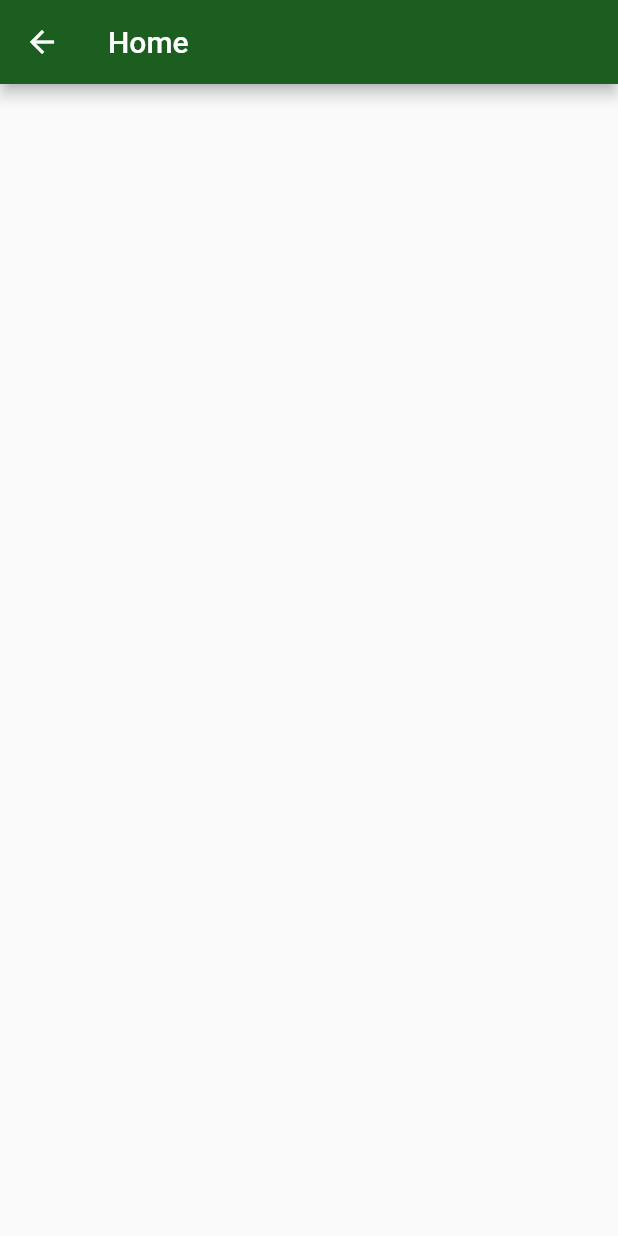
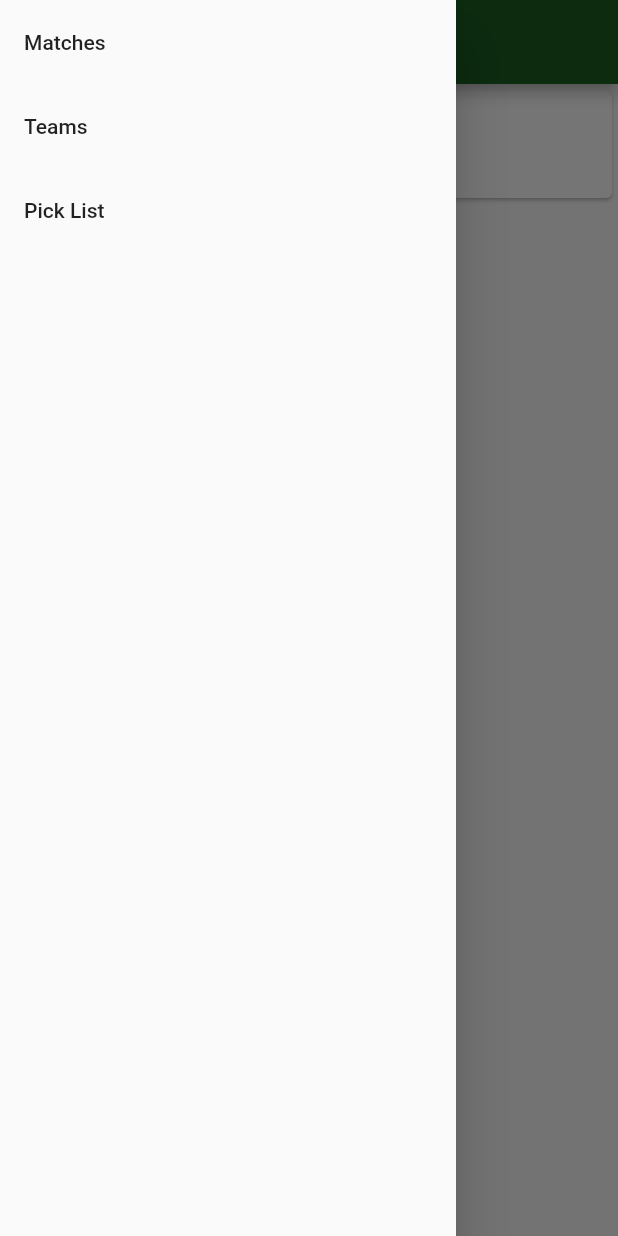
Before and after one commit to claytonjgilmer/punk_picks, a Flutter app: the HomePage screen opened directly, with the side drawer open (before the commit the screen has no drawer), on a phone screen of 412 x 824 dp. Run offline on Flutter 3.47's test engine with Material 2 defaults, Android fonts, the phone set to English and light mode, and no system bars; our stand-ins replace firebase_auth, fluro, google_sign_in; accounts and stored records are empty; statements that could not run were skipped.

Commit message:
homepage stuff

```diff
--- a/lib/pages/home.dart
+++ b/lib/pages/home.dart
@@ -8,6 +8,35 @@ class HomePage extends StatelessWidget {
       appBar: AppBar(
         title: Text('Home'),
       ),
+      drawer: Drawer(
+        child: ListView(
+          children: <Widget>[
+            ListTile(
+              title: Text('Matches'),
+            ),
+            ListTile(
+              title: Text('Teams'),
+            ),
+            ListTile(
+              title: Text('Pick List'),
+            )
+          ],
+        ),
+      ),
+      body: Column(
+        children: <Widget>[
+          Card(
+            child: Column(
+              children: <Widget>[
+                ListTile(
+                  title: Text('Scout a new match'),
+                  subtitle: Text('Scout a new match'),
+                )
+              ],
+            ),
+          )
+        ],
+      ),
     );
   }
 }
```
